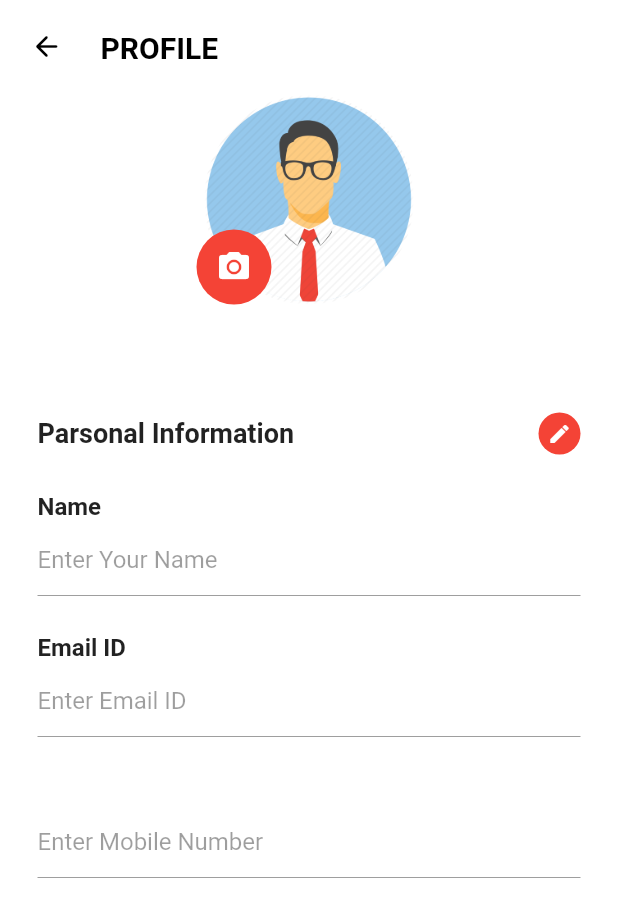
After one commit to Muhammad-Tayyab67/GetWork-User-App, a Flutter app: the mainscreen screen opened by its route, in the side drawer, after a tap on "edit acount", on a phone screen of 412 x 824 dp. The commit adds this screen. Shown: the top 917 px of the screen. Run offline on Flutter 3.47's test engine with Material 2 defaults, Android fonts, the phone set to English and light mode, and no system bars; our stand-ins replace animated_text_kit, cloud_firestore, firebase_auth, firebase_core, firebase_database, fluttertoast and 3 more; missing offline and left inert: flutter_google_places, flutter_google_places_hoc081098, google_api_headers, google_maps_webservice; accounts and stored records are empty; network calls fail; Roboto replaces fonts that are missing (sans-serif-light).

Commit message:
Edit-Profile-UI

```diff
--- a/lib/Allscreens/mainscreen.dart
+++ b/lib/Allscreens/mainscreen.dart
@@ -12,6 +12,7 @@ import 'package:fluttertoast/fluttertoast.dart';
 import 'package:geolocator/geolocator.dart';
 import 'package:getwork/Allscreens/RegistrationScreen.dart';
 import 'package:getwork/Allscreens/loginscreen.dart';
+import 'package:getwork/Allscreens/profilePage.dart';
 import 'package:getwork/Allscreens/searchScreen.dart';
 import 'package:getwork/Datahandler/appdata.dart';
 import 'package:google_maps_flutter/google_maps_flutter.dart';
@@ -196,6 +197,13 @@ class _mainscreenState extends State<mainscreen> with TickerProviderStateMixin {
                 subtitle: Text("edit acount"),
                 leading: Icon(Icons.person),
                 trailing: Icon(Icons.edit),
+                onTap: () {
+                  Navigator.push(
+                      context,
+                      MaterialPageRoute(
+                          builder: (context) =>
+                              ProfilePage(loggedInuser: loggedInUser)));
+                },
               ),
               ListTile(
                 title: Text("History"),
--- /dev/null
+++ b/lib/Allscreens/profilePage.dart
@@ -0,0 +1,334 @@
+// ignore_for_file: unnecessary_new, prefer_const_constructors, avoid_unnecessary_containers
+
+import 'package:firebase_auth/firebase_auth.dart';
+import 'package:flutter/material.dart';
+import 'package:getwork/Models/Users.dart';
+
+class ProfilePage extends StatefulWidget {
+  final UserModel loggedInuser;
+  const ProfilePage({Key? key, required this.loggedInuser}) : super(key: key);
+
+  @override
+  State<ProfilePage> createState() => MapScreenState();
+}
+
+class MapScreenState extends State<ProfilePage>
+    with SingleTickerProviderStateMixin {
+  bool _status = true;
+  String name = "";
+  final FocusNode myFocusNode = FocusNode();
+
+  @override
+  void initState() {
+    // TODO: implement initState
+    super.initState();
+  }
+
+  @override
+  Widget build(BuildContext context) {
+    return new Scaffold(
+        body: new Container(
+      color: Colors.white,
+      child: new ListView(
+        children: <Widget>[
+          Column(
+            children: <Widget>[
+              new Container(
+                height: 250.0,
+                color: Colors.white,
+                child: new Column(
+                  children: <Widget>[
+                    Padding(
+                        padding: EdgeInsets.only(left: 20.0, top: 20.0),
+                        child: new Row(
+                          crossAxisAlignment: CrossAxisAlignment.start,
+                          children: <Widget>[
+                            // ignore: prefer_const_constructors
+                            new Icon(
+                              Icons.arrow_back_rounded,
+                              color: Colors.black,
+                              size: 22.0,
+                            ),
+                            Padding(
+                              padding: EdgeInsets.only(left: 25.0),
+                              child: new Text('PROFILE',
+                                  style: TextStyle(
+                                      fontWeight: FontWeight.bold,
+                                      fontSize: 20.0,
+                                      fontFamily: 'sans-serif-light',
+                                      color: Colors.black)),
+                            )
+                          ],
+                        )),
+                    Padding(
+                      padding: EdgeInsets.only(top: 20.0),
+                      child: new Stack(fit: StackFit.loose, children: <Widget>[
+                        new Row(
+                          crossAxisAlignment: CrossAxisAlignment.center,
+                          mainAxisAlignment: MainAxisAlignment.center,
+                          children: <Widget>[
+                            new Container(
+                                width: 140.0,
+                                height: 140.0,
+                                decoration: new BoxDecoration(
+                                  shape: BoxShape.circle,
+                                  image: new DecorationImage(
+                                    image: new ExactAssetImage('images/as.png'),
+                                    fit: BoxFit.cover,
+                                  ),
+                                )),
+                          ],
+                        ),
+                        Padding(
+                            padding: EdgeInsets.only(top: 90.0, right: 100.0),
+                            child: new Row(
+                              mainAxisAlignment: MainAxisAlignment.center,
+                              children: <Widget>[
+                                new CircleAvatar(
+                                  backgroundColor: Colors.red,
+                                  radius: 25.0,
+                                  child: new Icon(
+                                    Icons.camera_alt,
+                                    color: Colors.white,
+                                  ),
+                                )
+                              ],
+                            )),
+                      ]),
+                    )
+                  ],
+                ),
+              ),
+              new Container(
+                color: Color(0xffFFFFFF),
+                child: Padding(
+                  padding: EdgeInsets.only(bottom: 25.0),
+                  child: new Column(
+                    crossAxisAlignment: CrossAxisAlignment.start,
+                    mainAxisAlignment: MainAxisAlignment.start,
+                    children: <Widget>[
+                      Padding(
+                          padding: EdgeInsets.only(
+                              left: 25.0, right: 25.0, top: 25.0),
+                          child: new Row(
+                            mainAxisAlignment: MainAxisAlignment.spaceBetween,
+                            mainAxisSize: MainAxisSize.max,
+                            children: <Widget>[
+                              new Column(
+                                mainAxisAlignment: MainAxisAlignment.start,
+                                mainAxisSize: MainAxisSize.min,
+                                children: <Widget>[
+                                  new Text(
+                                    'Parsonal Information',
+                                    style: TextStyle(
+                                        fontSize: 18.0,
+                                        fontWeight: FontWeight.bold),
+                                  ),
+                                ],
+                              ),
+                              new Column(
+                                mainAxisAlignment: MainAxisAlignment.end,
+                                mainAxisSize: MainAxisSize.min,
+                                children: <Widget>[
+                                  _status ? _getEditIcon() : new Container(),
+                                ],
+                              )
+                            ],
+                          )),
+                      Padding(
+                          padding: EdgeInsets.only(
+                              left: 25.0, right: 25.0, top: 25.0),
+                          child: new Row(
+                            mainAxisSize: MainAxisSize.max,
+                            children: <Widget>[
+                              new Column(
+                                mainAxisAlignment: MainAxisAlignment.start,
+                                mainAxisSize: MainAxisSize.min,
+                                children: <Widget>[
+                                  new Text(
+                                    'Name',
+                                    style: TextStyle(
+                                        fontSize: 16.0,
+                                        fontWeight: FontWeight.bold),
+                                  ),
+                                ],
+                              ),
+                            ],
+                          )),
+                      Padding(
+                          padding: EdgeInsets.only(
+                              left: 25.0, right: 25.0, top: 2.0),
+                          child: new Row(
+                            mainAxisSize: MainAxisSize.max,
+                            children: <Widget>[
+                              new Flexible(
+                                child: new TextField(
+                                  decoration: const InputDecoration(
+                                    hintText: "Enter Your Name",
+                                  ),
+                                  enabled: !_status,
+                                  autofocus: !_status,
+                                ),
+                              ),
+                            ],
+                          )),
+                      Padding(
+                          padding: EdgeInsets.only(
+                              left: 25.0, right: 25.0, top: 25.0),
+                          child: new Row(
+                            mainAxisSize: MainAxisSize.max,
+                            children: <Widget>[
+                              new Column(
+                                mainAxisAlignment: MainAxisAlignment.start,
+                                mainAxisSize: MainAxisSize.min,
+                                children: <Widget>[
+                                  new Text(
+                                    'Email ID',
+                                    style: TextStyle(
+                                        fontSize: 16.0,
+                                        fontWeight: FontWeight.bold),
+                                  ),
+                                ],
+                              ),
+                            ],
+                          )),
+                      Padding(
+                          padding: EdgeInsets.only(
+                              left: 25.0, right: 25.0, top: 2.0),
+                          child: new Row(
+                            mainAxisSize: MainAxisSize.max,
+                            children: <Widget>[
+                              new Flexible(
+                                child: new TextField(
+                                  decoration: const InputDecoration(
+                                      hintText: "Enter Email ID"),
+                                  enabled: !_status,
+                                ),
+                              ),
+                            ],
+                          )),
+                      Padding(
+                          padding: EdgeInsets.only(
+                              left: 25.0, right: 25.0, top: 25.0),
+                          child: new Row(
+                            mainAxisSize: MainAxisSize.max,
+                            children: <Widget>[
+                              new Column(
+                                mainAxisAlignment: MainAxisAlignment.start,
+                                mainAxisSize: MainAxisSize.min,
+                                children: <Widget>[
+                                  new Text(
+                                    '',
+                                    style: TextStyle(
+                                        fontSize: 16.0,
+                                        fontWeight: FontWeight.bold),
+                                  ),
+                                ],
+                              ),
+                            ],
+                          )),
+                      Padding(
+                          padding: EdgeInsets.only(
+                              left: 25.0, right: 25.0, top: 2.0),
+                          child: new Row(
+                            mainAxisSize: MainAxisSize.max,
+                            children: <Widget>[
+                              new Flexible(
+                                child: new TextField(
+                                  decoration: const InputDecoration(
+                                      hintText: "Enter Mobile Number"),
+                                  enabled: !_status,
+                                ),
+                              ),
+                            ],
+                          )),
+                      !_status ? _getActionButtons() : new Container(),
+                    ],
+                  ),
+                ),
+              )
+            ],
+          ),
+        ],
+      ),
+    ));
+  }
+
+  @override
+  void dispose() {
+    // Clean up the controller when the Widget is disposed
+    myFocusNode.dispose();
+    super.dispose();
+  }
+
+  Widget _getActionButtons() {
+    return Padding(
+      padding: EdgeInsets.only(left: 25.0, right: 25.0, top: 45.0),
+      child: new Row(
+        mainAxisSize: MainAxisSize.max,
+        mainAxisAlignment: MainAxisAlignment.start,
+        children: <Widget>[
+          Expanded(
+            child: Padding(
+              padding: EdgeInsets.only(right: 10.0),
+              child: Container(
+                  child: new RaisedButton(
+                child: new Text("Save"),
+                textColor: Colors.white,
+                color: Colors.green,
+                onPressed: () {
+                  setState(() {
+                    _status = true;
+                    FocusScope.of(context).requestFocus(new FocusNode());
+                  });
+                },
+                shape: new RoundedRectangleBorder(
+                    borderRadius: new BorderRadius.circular(20.0)),
+              )),
+            ),
+            flex: 2,
+          ),
+          Expanded(
+            child: Padding(
+              padding: EdgeInsets.only(left: 10.0),
+              child: Container(
+                  child: new RaisedButton(
+                child: new Text("Cancel"),
+                textColor: Colors.white,
+                color: Colors.red,
+                onPressed: () {
+                  setState(() {
+                    _status = true;
+                    FocusScope.of(context).requestFocus(new FocusNode());
+                  });
+                },
+                shape: new RoundedRectangleBorder(
+                    borderRadius: new BorderRadius.circular(20.0)),
+              )),
+            ),
+            flex: 2,
+          ),
+        ],
+      ),
+    );
+  }
+
+  Widget _getEditIcon() {
+    return new GestureDetector(
+      child: new CircleAvatar(
+        backgroundColor: Colors.red,
+        radius: 14.0,
+        child: new Icon(
+          Icons.edit,
+          color: Colors.white,
+          size: 16.0,
+        ),
+      ),
+      onTap: () {
+        setState(() {
+          _status = false;
+        });
+      },
+    );
+  }
+}
--- a/pubspec.yaml
+++ b/pubspec.yaml
@@ -88,6 +88,7 @@ flutter:
      - images/sexylogo.jpeg
      - images/currentlocation.png
      - images/Puncharman1.jpg
+     - images/as.png
 
 
   # An image asset can refer to one or more resolution-specific "variants", see
```
Also changed, not shown: images/as.png (added).
